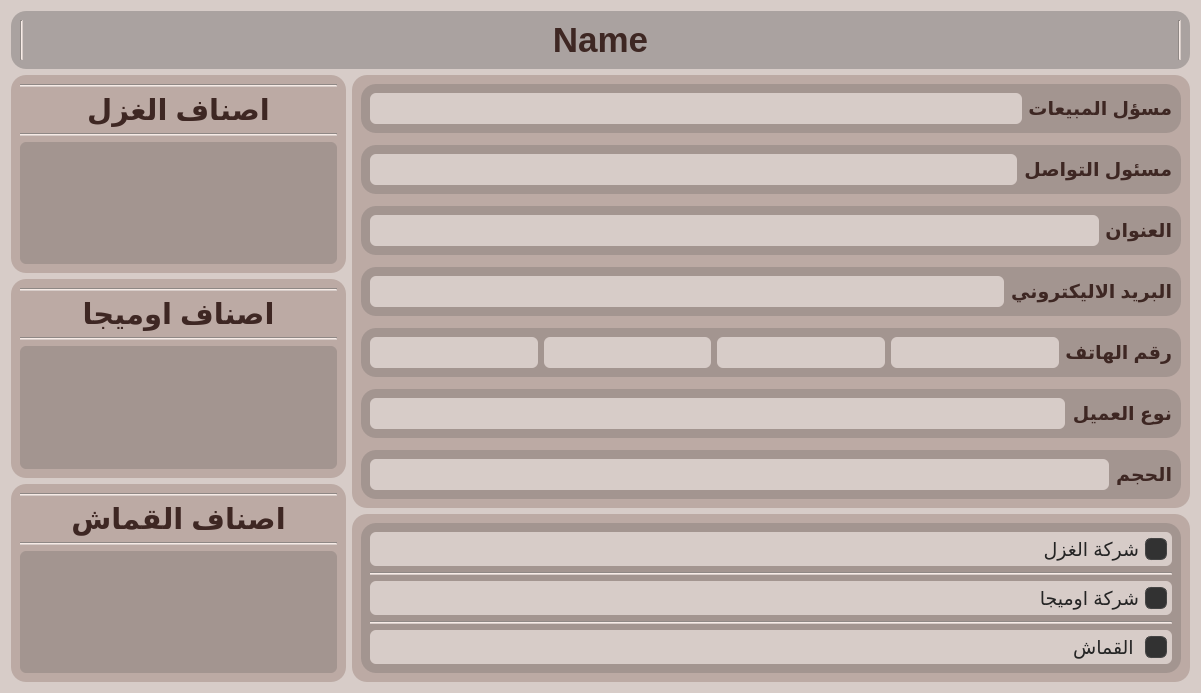
First picture: the form in Layouts/details_ui.ui, repository 3bdokha/Customers, before the edit.
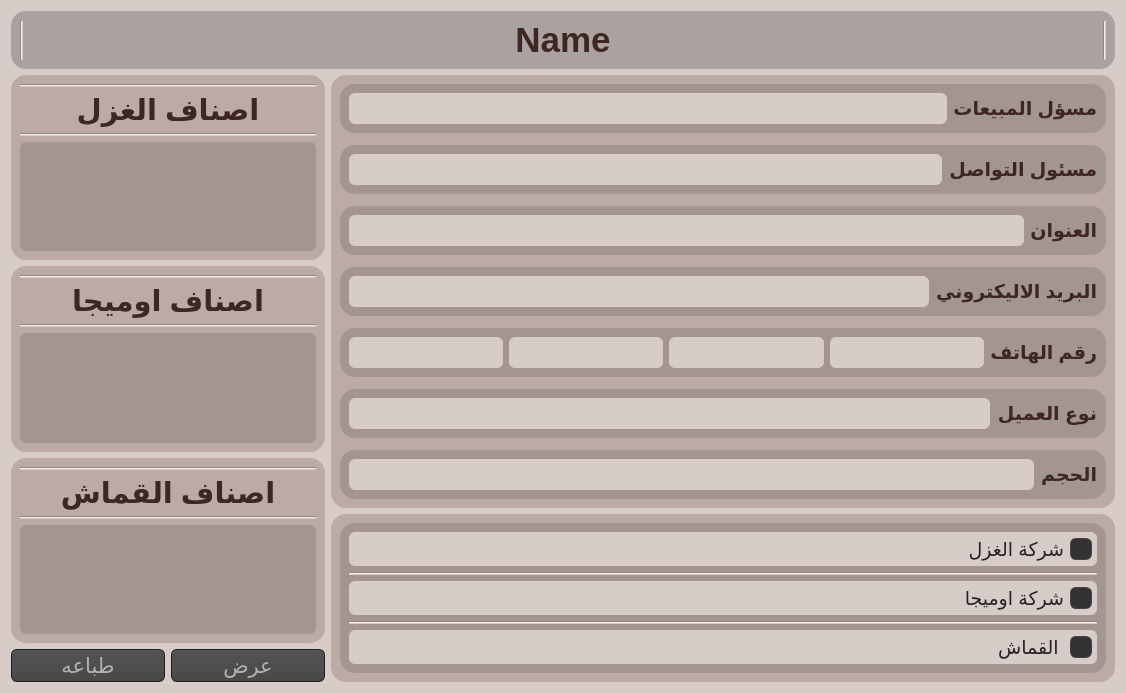
Second picture: the form after the edit. Icons and pictures are not drawn.

The edit to the form file:
```diff
--- a/Layouts/details_ui.ui
+++ b/Layouts/details_ui.ui
@@ -6,10 +6,22 @@
    <rect>
     <x>0</x>
     <y>0</y>
-    <width>1201</width>
+    <width>1126</width>
     <height>692</height>
    </rect>
   </property>
+  <property name="sizePolicy">
+   <sizepolicy hsizetype="Fixed" vsizetype="Preferred">
+    <horstretch>0</horstretch>
+    <verstretch>0</verstretch>
+   </sizepolicy>
+  </property>
+  <property name="maximumSize">
+   <size>
+    <width>1126</width>
+    <height>692</height>
+   </size>
+  </property>
   <property name="windowTitle">
    <string>Details</string>
   </property>
@@ -531,7 +543,7 @@
     border: 1px solid #444;
 }</string>
   </property>
-  <layout class="QVBoxLayout" name="verticalLayout">
+  <layout class="QVBoxLayout" name="verticalLayout_2">
    <item>
     <widget class="QGroupBox" name="groupBox_13">
      <property name="styleSheet">
@@ -578,9 +590,9 @@
     </widget>
    </item>
    <item>
-    <layout class="QHBoxLayout" name="horizontalLayout_4" stretch="2,5">
+    <layout class="QHBoxLayout" name="horizontalLayout_2" stretch="2,5">
      <item>
-      <layout class="QVBoxLayout" name="verticalLayout_28">
+      <layout class="QVBoxLayout" name="verticalLayout">
        <item>
         <widget class="QGroupBox" name="groupBox_19">
          <property name="title">
@@ -842,6 +854,34 @@
          </layout>
         </widget>
        </item>
+       <item>
+        <layout class="QHBoxLayout" name="horizontalLayout">
+         <item>
+          <widget class="QPushButton" name="btnPrint">
+           <property name="font">
+            <font>
+             <pointsize>16</pointsize>
+            </font>
+           </property>
+           <property name="text">
+            <string>طباعه</string>
+           </property>
+          </widget>
+         </item>
+         <item>
+          <widget class="QPushButton" name="btnPrev">
+           <property name="font">
+            <font>
+             <pointsize>16</pointsize>
+            </font>
+           </property>
+           <property name="text">
+            <string>عرض</string>
+           </property>
+          </widget>
+         </item>
+        </layout>
+       </item>
       </layout>
      </item>
      <item>
```
